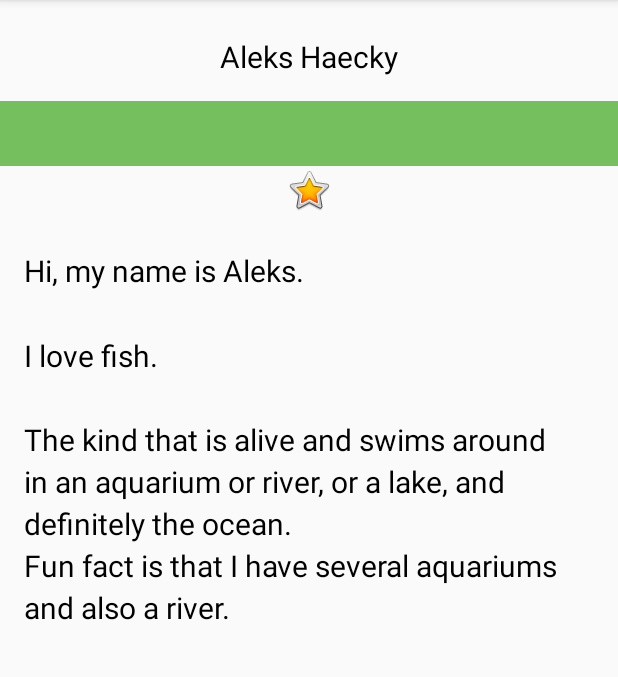
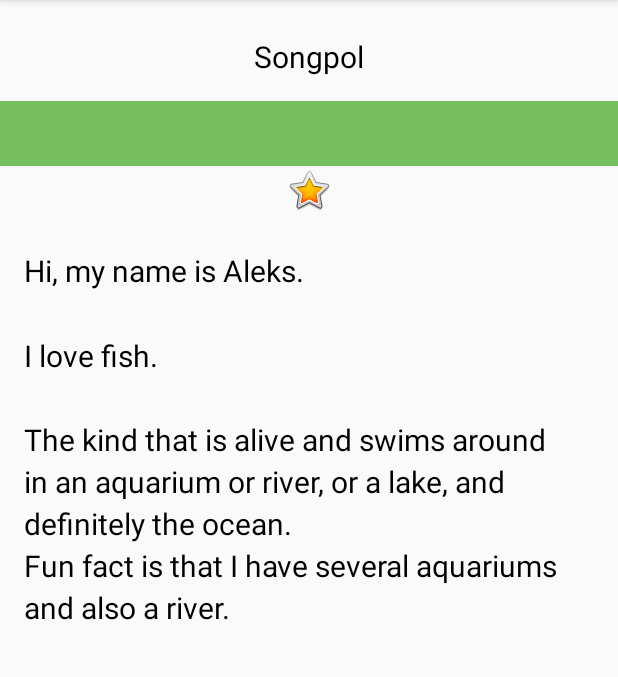
Before and after one commit to songpolzaza23/LinearLayout2.1, an Android app: the screen it shows after launch (MainActivity), after a tap on "DONE", on a phone screen of 412 x 824 dp, the part 84-761 px from its top. Run offline under Robolectric (Android 15) with nearby library versions, the phone set to English and light mode, and no system bars; our stand-ins replace data binding; Roboto replaces fonts that are not available here.

```diff
--- a/app/src/main/java/buu/informatics/s59160092/linearlayout/MainActivity.kt
+++ b/app/src/main/java/buu/informatics/s59160092/linearlayout/MainActivity.kt
@@ -14,13 +14,16 @@ import buu.informatics.s59160092.linearlayout.databinding.ActivityMainBinding
 
 class MainActivity : AppCompatActivity() {
     private lateinit var binding: ActivityMainBinding
+    private val myName:MyName = MyName("Songpol")
     override fun onCreate(savedInstanceState: Bundle?) {
         super.onCreate(savedInstanceState)
         binding = DataBindingUtil.setContentView(this, R.layout.activity_main)
         binding.apply {
             doneButton.setOnClickListener { addNickName(it) }
             nicknameText.setOnClickListener { updateNickname(it) }
+            this.myName = this@MainActivity.myName
         }
+
 
     }
 
@@ -42,9 +45,10 @@ class MainActivity : AppCompatActivity() {
     private fun addNickName(view: View) {
 // Add code to perform the button click event
         binding.apply {
-            nicknameText.text = binding.nicknameEdit.text
+            myName?.nickname = nicknameEdit.text.toString()
             nicknameEdit.visibility = View.GONE
             nicknameText.visibility = View.VISIBLE
+            invalidateAll()
 
             doneButton.visibility = View.GONE
 
--- /dev/null
+++ b/app/src/main/java/buu/informatics/s59160092/linearlayout/MyName.kt
@@ -0,0 +1,3 @@
+package buu.informatics.s59160092.linearlayout
+
+data class MyName(var name: String ="", var nickname: String = "")
--- a/app/src/main/res/layout/activity_main.xml
+++ b/app/src/main/res/layout/activity_main.xml
@@ -3,6 +3,9 @@
     xmlns:android="http://schemas.android.com/apk/res/android"
     xmlns:tools="http://schemas.android.com/tools"
     xmlns:app="http://schemas.android.com/apk/res-auto">
+    <data>
+        <variable name="myName" type="buu.informatics.s59160092.linearlayout.MyName"/>
+    </data>
     <LinearLayout
             android:layout_width="match_parent"
             android:layout_height="match_parent"
@@ -10,9 +13,11 @@
             tools:context=".MainActivity">
 
         <TextView
+                android:id="@+id/name_text"
+                android:text="@={myName.name}"
                 android:layout_width="match_parent"
-                android:layout_height="wrap_content" android:id="@+id/name_text"
-                android:textAlignment="center" android:text="@string/name"
+                android:layout_height="wrap_content"
+                android:textAlignment="center"
                 style="@style/NameStyle"/>
         <EditText
                 android:layout_width="match_parent"
@@ -28,9 +33,11 @@
                 android:layout_gravity="center_horizontal" style="@style/Widget.AppCompat.Button.Colored"
                 android:layout_marginTop="@dimen/layout_margin" android:fontFamily="@font/roboto"/>
         <TextView
-                android:text=""
+                android:id="@+id/nickname_text"
+                android:text="@={myName.nickname}"
                 android:layout_width="match_parent"
-                android:layout_height="wrap_content" android:id="@+id/nickname_text" style="@style/NameStyle"
+                android:layout_height="wrap_content"
+                style="@style/NameStyle"
                 android:textAlignment="center" android:visibility="gone" android:background="@color/colorAccent"
                 android:paddingBottom="@dimen/small_padding"/>
         <ImageView
```
